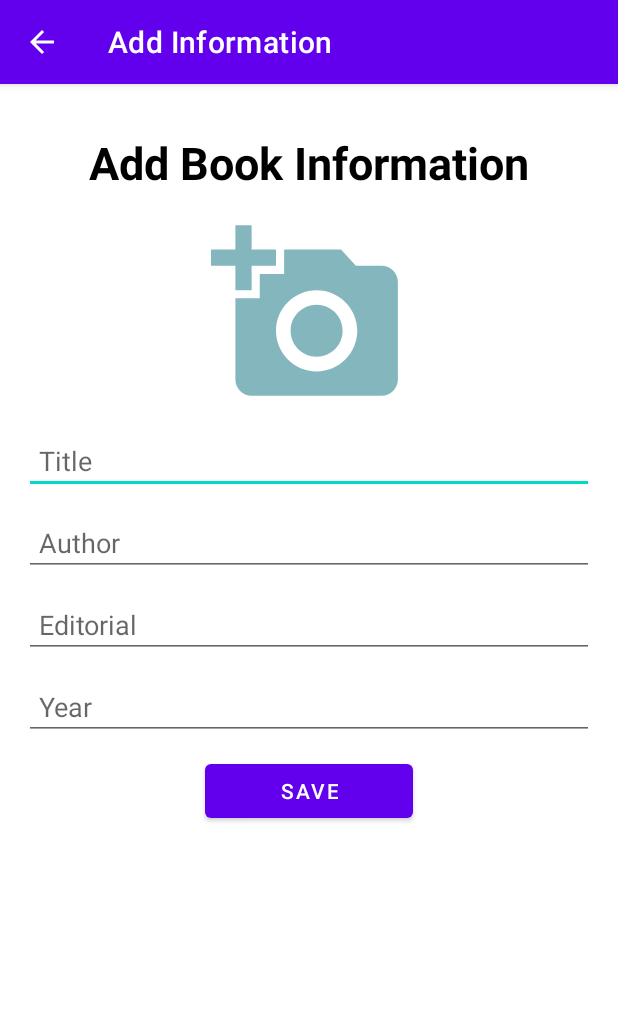
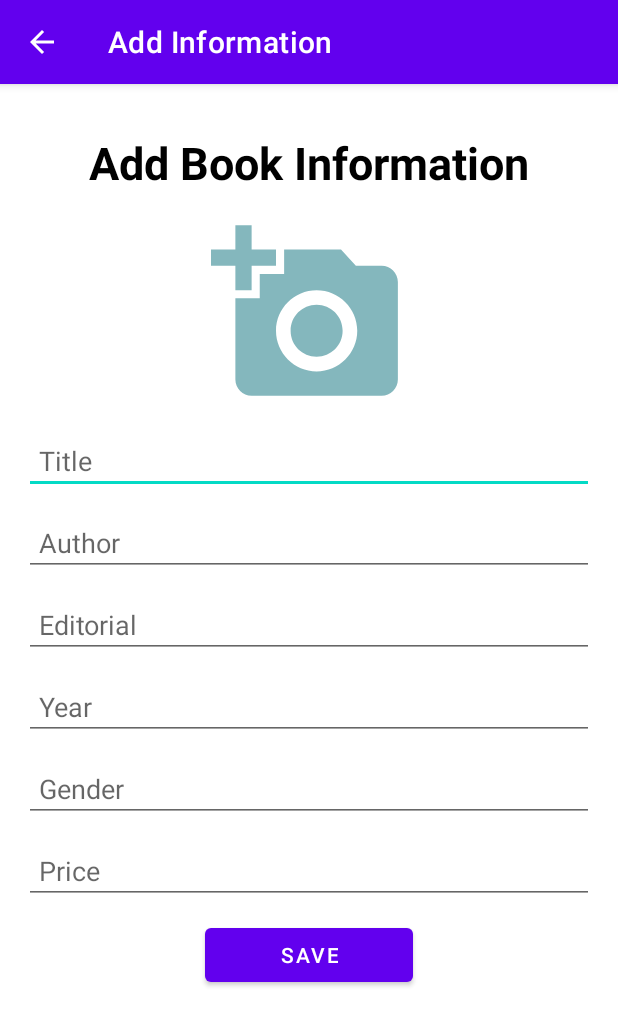
Before and after one commit to nathanmorax/Biblioteca, an Android app: the screen it shows after launch (AddRecordActivity), after a tap on an icon or button, on a phone screen of 412 x 824 dp. Shown: the top 1026 px of the screen. Run offline under Robolectric (Android 15) with nearby library versions, the phone set to English and light mode, and no system bars; libraries missing offline, so code that uses them is left out: androidx.camera.core, androidx.camera.lifecycle, com.theartofdev.edmodo; 2 statements that could not run were skipped; 1 other tap on this screen came first.

Commit message:
Feature 2

```diff
--- a/app/src/main/java/com/example/libros/AddRecordActivity.kt
+++ b/app/src/main/java/com/example/libros/AddRecordActivity.kt
@@ -41,12 +41,12 @@ class AddRecordActivity : AppCompatActivity() {
 
     private lateinit var dbHelper: DatabaseHelper
 
-
-
     private lateinit var pTitleEt: EditText
     private lateinit var pAuthorEt: EditText
     private lateinit var pEditorialEt: EditText
     private lateinit var pYearEt: EditText
+    private lateinit var pGenderEt: EditText
+    private lateinit var pPriceEt: EditText
     private lateinit var pImageView: ImageView
     private lateinit var addRecordButton: Button
 
@@ -79,10 +79,15 @@ class AddRecordActivity : AppCompatActivity() {
             inputDate()
         }
 
+
+
         pTitleEt = findViewById(R.id.bookTitle)
         pAuthorEt = findViewById(R.id.bookAuthor)
         pEditorialEt = findViewById(R.id.bookEditorial)
         pYearEt = findViewById(R.id.bookYear)
+        pGenderEt = findViewById(R.id.bookGender)
+        pPriceEt = findViewById(R.id.bookPrice)
+
 
         cameraProviderFuture = ProcessCameraProvider.getInstance(this)
         cameraProviderFuture.addListener(Runnable {
@@ -101,8 +106,10 @@ class AddRecordActivity : AppCompatActivity() {
         pAuthorEt.setText(book?.author)
         pEditorialEt.setText(book?.editorial)
         pYearEt.setText(book?.year)
+        pGenderEt.setText(book?.gender)
+        pPriceEt.setText(book?.price)
+        capturedBitmap = book?.image?.toBitmap()
 
-        capturedBitmap = book?.image?.toBitmap()
         if (capturedBitmap != null) {
             pImageView.setImageBitmap(capturedBitmap)
         } else {
@@ -114,6 +121,9 @@ class AddRecordActivity : AppCompatActivity() {
         val title = pTitleEt.text.toString().trim()
         val author = pAuthorEt.text.toString().trim()
         val editorial = pEditorialEt.text.toString().trim()
+        val gender = pGenderEt.text.toString().trim()
+        val price = pPriceEt.text.toString().trim()
+
         val year = pYearEt.text.toString().trim()
 
         if (book != null) {
@@ -121,6 +131,8 @@ class AddRecordActivity : AppCompatActivity() {
             book!!.author = author
             book!!.editorial = editorial
             book!!.year = year
+            book!!.gender = gender
+            book!!.price = price
             book!!.image = capturedBitmap?.toBlob()
 
             dbHelper.updateBook(book!!)
@@ -135,6 +147,8 @@ class AddRecordActivity : AppCompatActivity() {
                 author,
                 editorial,
                 year,
+                gender,
+                price,
                 capturedBitmap
             )
             Toast.makeText(
--- a/app/src/main/java/com/example/libros/Contants.kt
+++ b/app/src/main/java/com/example/libros/Contants.kt
@@ -13,6 +13,8 @@ object Contants {
     const val C_AUTHOR = "AUTHOR"
     const val C_EDITORIAL = "EDITORIAL"
     const val C_YEAR = "YEAR"
+    const val C_GENDER = "GENDER"
+    const val C_PRICE = "PRICE"
     const val C_IMAGE = "IMAGE"
 
 
@@ -22,5 +24,7 @@ object Contants {
             + "$C_AUTHOR TEXT,"
             + "$C_EDITORIAL TEXT,"
             + "$C_YEAR TEXT,"
+            + "$C_GENDER TEXT,"
+            + "$C_PRICE TEXT,"
             + "$C_IMAGE BLOB )")
 }
--- a/app/src/main/java/com/example/libros/MainActivity.kt
+++ b/app/src/main/java/com/example/libros/MainActivity.kt
@@ -6,19 +6,29 @@ import android.os.Bundle
 import androidx.recyclerview.widget.LinearLayoutManager
 import androidx.recyclerview.widget.RecyclerView
 import com.google.android.material.floatingactionbutton.FloatingActionButton
-import java.util.*
+import androidx.appcompat.widget.SearchView
+
+
 
 class MainActivity : AppCompatActivity() {
 
     private lateinit var fab: FloatingActionButton
+    var recordList = emptyList<ModelRecord>()
     private lateinit var recyclerView: RecyclerView
     private lateinit var adapter: AdapterRecord
+    private lateinit var searchView : SearchView
+    private lateinit var dbHelper: DatabaseHelper
 
     var dbH = DatabaseHelper(this)
 
     override fun onCreate(savedInstanceState: Bundle?) {
         super.onCreate(savedInstanceState)
         setContentView(R.layout.activity_main)
+
+        searchView = findViewById(R.id.search)
+
+
+
 
         fab = findViewById(R.id.addFabButton)
         recyclerView = findViewById(R.id.recyclerview_list)
@@ -29,7 +39,21 @@ class MainActivity : AppCompatActivity() {
         fab.setOnClickListener {
             startActivity(Intent(this, AddRecordActivity::class.java))
         }
+
+        searchView.setOnQueryTextListener(object : SearchView.OnQueryTextListener{
+            override fun onQueryTextSubmit(p0: String?): Boolean {
+                return false
+            }
+
+            override fun onQueryTextChange(p0: String?): Boolean {
+                dbH.searchRecords(query = String())
+                return true
+            }
+
+        })
+
     }
+
 
     override fun onResume() {
         super.onResume()
--- a/app/src/main/java/com/example/libros/ModelRecord.kt
+++ b/app/src/main/java/com/example/libros/ModelRecord.kt
@@ -9,5 +9,7 @@ class ModelRecord(
     var author: String,
     var editorial: String,
     var year: String,
+    var price: String,
+    var gender: String,
     var image: ByteArray?
 ): Serializable
--- a/app/src/main/res/layout/activity_add_record.xml
+++ b/app/src/main/res/layout/activity_add_record.xml
@@ -68,10 +68,30 @@
         android:id="@+id/bookYear"
         android:layout_width="match_parent"
         android:layout_height="wrap_content"
-        android:padding="10dp"
+        android:layout_below="@id/bookEditorial"
         android:layout_marginTop="10dp"
         android:hint="Year"
-        android:layout_below="@id/bookEditorial">
+        android:padding="10dp">
+
+    </EditText>
+    <EditText
+        android:id="@+id/bookPrice"
+        android:layout_width="match_parent"
+        android:layout_height="wrap_content"
+        android:layout_below="@id/bookYear"
+        android:layout_marginTop="10dp"
+        android:hint="Gender"
+        android:padding="10dp">
+
+    </EditText>
+    <EditText
+        android:id="@+id/bookGender"
+        android:layout_width="match_parent"
+        android:layout_height="wrap_content"
+        android:layout_below="@id/bookPrice"
+        android:layout_marginTop="10dp"
+        android:hint="Price"
+        android:padding="10dp">
 
     </EditText>
 
@@ -79,7 +99,7 @@
         android:id="@+id/addButton"
         android:layout_width="wrap_content"
         android:layout_height="wrap_content"
-        android:layout_below="@id/bookYear"
+        android:layout_below="@id/bookGender"
         android:layout_centerHorizontal="true"
         android:layout_marginStart="10dp"
         android:layout_marginTop="10dp"
```
Also changed, not shown: app/src/main/java/com/example/libros/AdapterRecord.kt (+34 -19 lines), app/src/main/java/com/example/libros/DatabaseHelper.kt (+18 -0 lines), app/src/main/res/layout/activity_main.xml (+14 -0 lines), app/src/main/res/layout/record_list.xml (+18 -4 lines).
